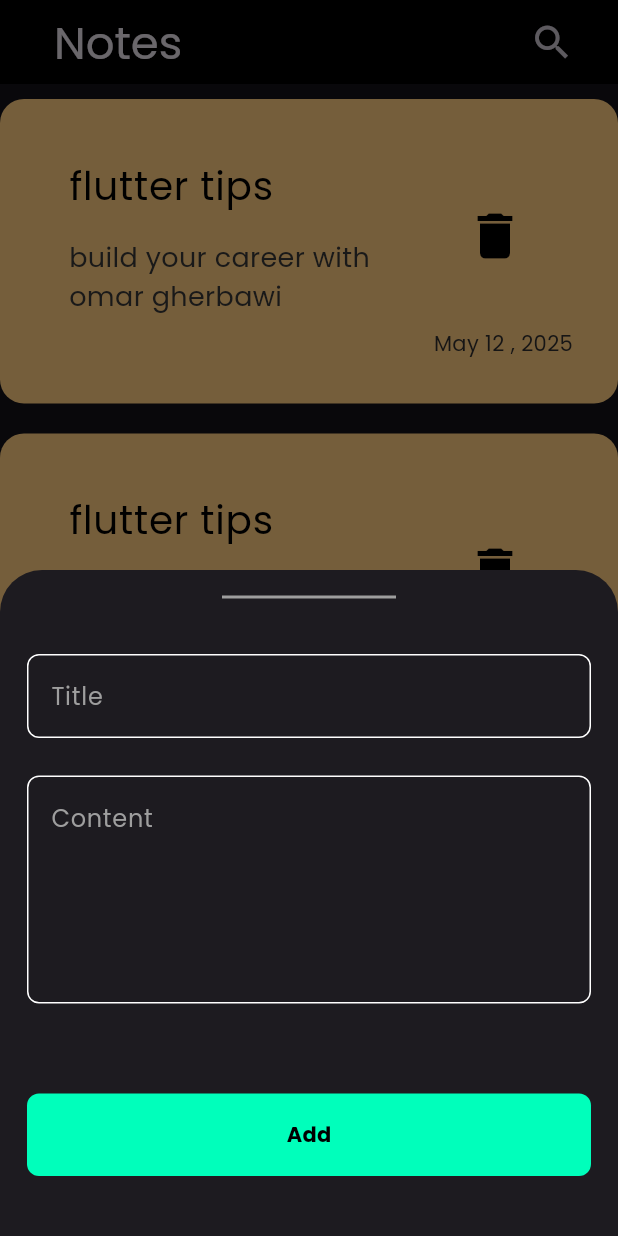
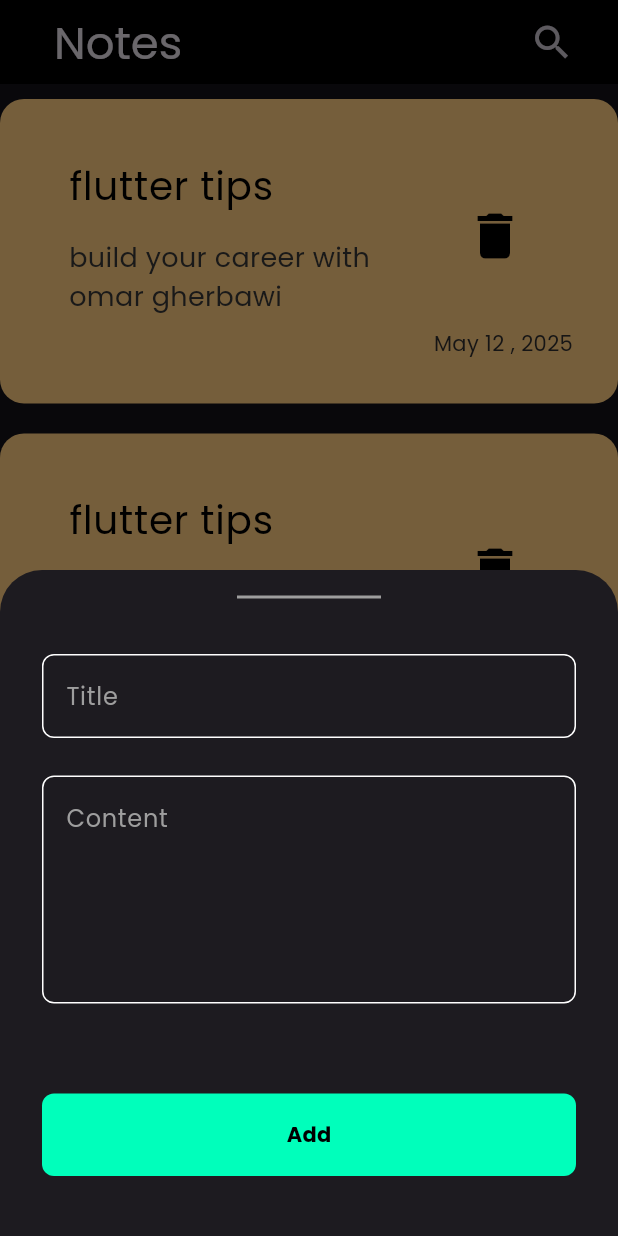
Before and after one commit to omargherbawi/Notes_App, a Flutter app: the screen it shows after launch, after a tap on the "add" icon, on a phone screen of 412 x 824 dp. Run offline on Flutter 3.47's test engine with Material 3 defaults, Android fonts, the phone set to English and light mode, and no system bars; drawn by our look-alikes of modal_progress_hud_nsn; our stand-ins replace bloc, flutter_bloc, hive, hive_flutter; accounts and stored records are empty.

Commit message:
keybord fix

```diff
--- a/lib/main.dart
+++ b/lib/main.dart
@@ -1,7 +1,6 @@
 import 'package:flutter/material.dart';
 import 'package:flutter_bloc/flutter_bloc.dart';
 import 'package:hive_flutter/adapters.dart';
-import 'package:notes_app/Cubits/add_note_cubit/add_note_cubit.dart';
 import 'package:notes_app/constants.dart';
 import 'package:notes_app/views/notespage.dart';
 
@@ -23,15 +22,10 @@ class NotesApp extends StatelessWidget {
 
   @override
   Widget build(BuildContext context) {
-    return MultiBlocProvider(
-      providers: [
-        BlocProvider(create: (context) => AddNoteCubit()),
-      ],
-      child: MaterialApp(
-        debugShowCheckedModeBanner: false,
-        theme: ThemeData(brightness: Brightness.dark, fontFamily: 'Poppins'),
-        home: const NotesPage(),
-      ),
+    return MaterialApp(
+      debugShowCheckedModeBanner: false,
+      theme: ThemeData(brightness: Brightness.dark, fontFamily: 'Poppins'),
+      home: const NotesPage(),
     );
   }
 }
--- a/lib/views/notespage.dart
+++ b/lib/views/notespage.dart
@@ -8,31 +8,26 @@ class NotesPage extends StatelessWidget {
   @override
   Widget build(BuildContext context) {
     return Scaffold(
-
-
-
       floatingActionButton: SizedBox(
         width: 70,
         height: 70,
         child: FloatingActionButton(
           onPressed: () {
             showModalBottomSheet(
+                isScrollControlled: true,
                 context: context,
                 builder: (context) {
                   return const AddNotes();
                 });
           },
-          child:  Icon(
-             Icons.add,
+          child: Icon(
+            Icons.add,
             color: Colors.black,
           ),
           backgroundColor: const Color.fromARGB(255, 0, 255, 200),
           shape: const CircleBorder(),
         ),
       ),
-
-
-
       appBar: AppBar(
           backgroundColor: Colors.black,
           title: const Padding(
@@ -52,11 +47,7 @@ class NotesPage extends StatelessWidget {
                     size: 30,
                   )),
             ),
-          ]
-          ),
-
-
-
+          ]),
       body: const NotesPageBody(),
     );
   }
--- a/lib/widget/add_note_form.dart
+++ b/lib/widget/add_note_form.dart
@@ -1,5 +1,6 @@
 import 'package:flutter/material.dart';
 import 'package:flutter_bloc/flutter_bloc.dart';
+import 'package:notes_app/Cubits/add_note_cubit/add_note_state.dart';
 import 'package:notes_app/models/note_model.dart';
 
 import '../Cubits/add_note_cubit/add_note_cubit.dart';
@@ -73,7 +74,10 @@ class _AddNoteFormState extends State<AddNoteForm> {
           const SizedBox(
             height: 60,
           ),
-          CustomButton(
+          BlocBuilder<AddNoteCubit, AddNoteState>(
+            builder: (context, state) {
+              return CustomButton(
+                isloading: state is AddNoteLoading ? true : false,
                 text: "Add",
                 textcolor: Colors.black,
                 buttoncolor: kPrimaryColor,
@@ -91,6 +95,8 @@ class _AddNoteFormState extends State<AddNoteForm> {
                     setState(() {});
                   }
                 },
+              );
+            },
           ),
           const SizedBox(
             height: 40,
--- a/lib/widget/add_notes_bottomsheet.dart
+++ b/lib/widget/add_notes_bottomsheet.dart
@@ -1,6 +1,5 @@
 import 'package:flutter/material.dart';
 import 'package:flutter_bloc/flutter_bloc.dart';
-import 'package:modal_progress_hud_nsn/modal_progress_hud_nsn.dart';
 import 'package:notes_app/Cubits/add_note_cubit/add_note_cubit.dart';
 
 import '../Cubits/add_note_cubit/add_note_state.dart';
@@ -11,7 +10,9 @@ class AddNotes extends StatelessWidget {
 
   @override
   Widget build(BuildContext context) {
-    return Padding(
+    return BlocProvider(
+      create: (context) => AddNoteCubit(),
+      child: Padding(
         padding: const EdgeInsets.symmetric(horizontal: 18),
         child: BlocConsumer<AddNoteCubit, AddNoteState>(
           listener: (context, state) {
@@ -22,17 +23,27 @@ class AddNotes extends StatelessWidget {
 
             if (state is AddNoteSuccess) {
               ScaffoldMessenger.of(context).showSnackBar(const SnackBar(
-              content: Text("note added successfully"),
-              backgroundColor: Colors.green,
+                content: Text(
+                  "note added successfully",
+                  style: TextStyle(color: Colors.white),
+                ),
+                backgroundColor: Color.fromARGB(255, 59, 216, 64),
               ));
               Navigator.pop(context);
             }
           },
           builder: (context, state) {
-          return ModalProgressHUD(
-              inAsyncCall: state is AddNoteLoading ? true : false,
-              child: const SingleChildScrollView(child: AddNoteForm()));
+            return AbsorbPointer(
+                absorbing: state is AddNoteLoading ? true : false,
+                child: Padding(
+                  padding: EdgeInsets.only(
+                      right: 10,
+                      left: 10,
+                      bottom: MediaQuery.of(context).viewInsets.bottom),
+                  child: const SingleChildScrollView(child: AddNoteForm()),
+                ));
           },
+        ),
       ),
     );
   }
--- a/lib/widget/custom_button.dart
+++ b/lib/widget/custom_button.dart
@@ -1,25 +1,45 @@
 import 'package:flutter/material.dart';
 
-
 class CustomButton extends StatelessWidget {
-  const CustomButton({super.key, required this.text, required this.textcolor, required this.buttoncolor, required this.onTap});
-final String text;
-final Color textcolor;
-final Color buttoncolor;
-final VoidCallback onTap;
+  const CustomButton(
+      {super.key,
+      required this.text,
+      required this.textcolor,
+      required this.buttoncolor,
+      required this.onTap,
+      this.isloading = false});
+  final String text;
+  final Color textcolor;
+  final Color buttoncolor;
+  final VoidCallback onTap;
+  final bool isloading;
 
   @override
   Widget build(BuildContext context) {
     return GestureDetector(
-      onTap:onTap ,
+      onTap: onTap,
       child: Container(
         width: MediaQuery.of(context).size.width,
         height: 55,
-        child: Center(child: Text(text,style: TextStyle(color: textcolor, fontWeight: FontWeight.bold),)),
         decoration: BoxDecoration(
           color: buttoncolor,
           borderRadius: BorderRadius.circular(8),
         ),
+        child: Center(
+            child: isloading
+                ? const SizedBox(
+                    width: 24,
+                    height: 24,
+                    child: CircularProgressIndicator(
+                      strokeWidth: 3,
+                      color: Colors.black,
+                    ),
+                  )
+                : Text(
+                    text,
+                    style: TextStyle(
+                        color: textcolor, fontWeight: FontWeight.bold),
+                  )),
       ),
     );
   }
```
Lines whose indentation alone changed are shown as unchanged.
